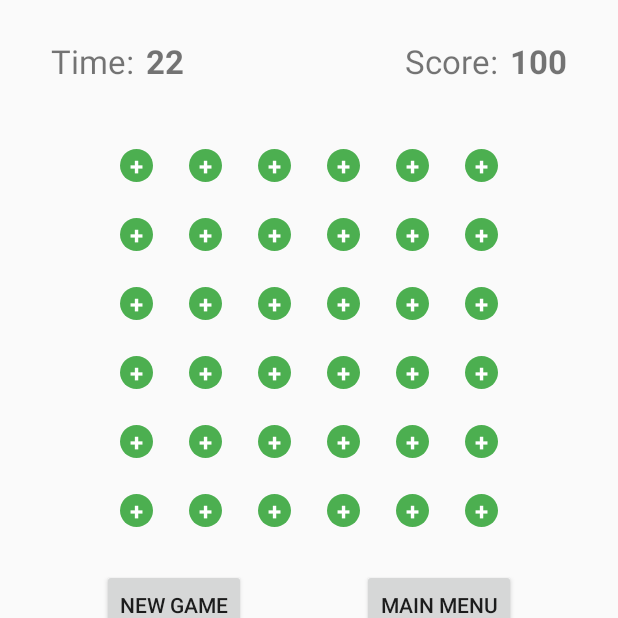
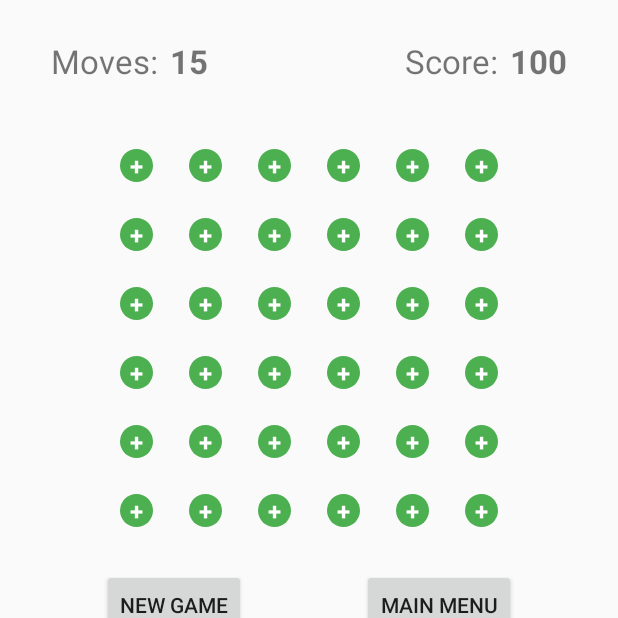
Before and after one commit to griffinjohndavid/Dots, an Android app: the screen it shows after launch (GameActivity), after a tap on "MOVES", on a phone screen of 412 x 824 dp, the top half of it. Run offline under Robolectric (Android 15) with nearby library versions, the phone set to English and light mode, and no system bars.

Commit message:
Added moves counter

```diff
--- a/app/src/main/java/edu/harding/dots/GameActivity.java
+++ b/app/src/main/java/edu/harding/dots/GameActivity.java
@@ -13,6 +13,8 @@ public class GameActivity extends AppCompatActivity {
     private DotsGame mGame;
 
     private TextView[] mGameTextViews;
+    private TextView mGameTimerValue;
+    private TextView mGameTimer;
 
     private String mGameType;
 
@@ -28,6 +30,9 @@ public class GameActivity extends AppCompatActivity {
         super.onCreate(savedInstanceState);
         setContentView(R.layout.activity_game);
 
+        mGameTimerValue = (TextView) findViewById(R.id.timeValue);
+        mGameTimer = (TextView) findViewById(R.id.time);
+
         mGameTextViews = new TextView[(DotsGame.NUM_CELLS * DotsGame.NUM_CELLS)];
 
         GridLayout gridLayout = (GridLayout) findViewById(R.id.gameBoard);
@@ -38,10 +43,13 @@ public class GameActivity extends AppCompatActivity {
         if ("Timed".equals(getIntent().getStringExtra("extraGameType")))
         {
             mGameType = "Timed";
+            mGameTimerValue.setText(DotsGame.INIT_TIME + "");
         }
         else if ("Moves".equals(getIntent().getStringExtra("extraGameType")))
         {
             mGameType = "Moves";
+            mGameTimerValue.setText(DotsGame.INIT_MOVES + "");
+            mGameTimer.setText(R.string.movesText);
         }
         mGame = new DotsGame(mGameType);
         drawBoard();
@@ -125,6 +133,14 @@ public class GameActivity extends AppCompatActivity {
                 // add code for updating view
                 mGame.addDotToPath(mGame.getDot(row, col));
                 mGame.finishMove();
+                if (mGame.getGameType().equals("Moves"))
+                {
+                    mGameTimerValue.setText(mGame.getMoves());
+                }
+                else if (mGame.getGameType().equals("Timed"))
+                {
+                    mGameTimerValue.setText(mGame.getTime());
+                }
                 mGame.clearDotPath();
                 drawBoard();
                 return true;
--- a/app/src/main/res/values/strings.xml
+++ b/app/src/main/res/values/strings.xml
@@ -6,6 +6,7 @@
     <string name="title_activity_settings">Settings</string>
     <string name="colorblindTitle">Color Blind Mode</string>
     <string name="colorblindSummary">Add characters to dots to distinguish colors</string>
+    <string name="movesText">Moves:</string>
     <string-array name="pref_color_names">
         <item>Gray</item>
         <item>Red</item>
```
Also changed, not shown: app/src/main/java/edu/harding/dots/DotsGame.java (+35 -2 lines).
